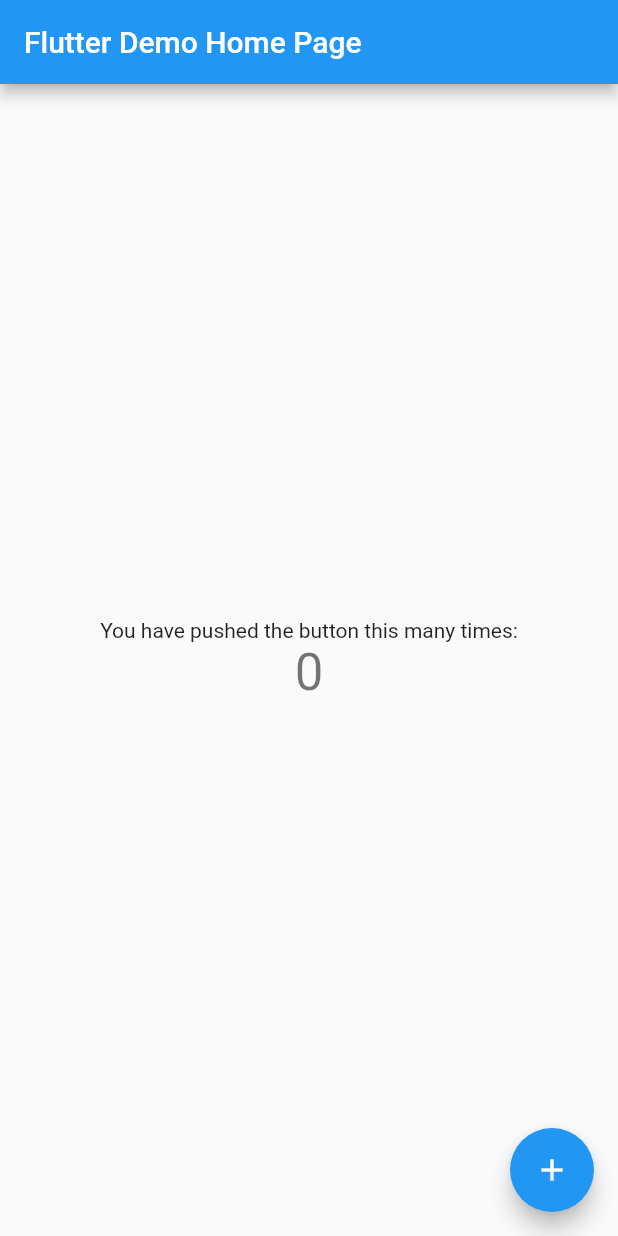
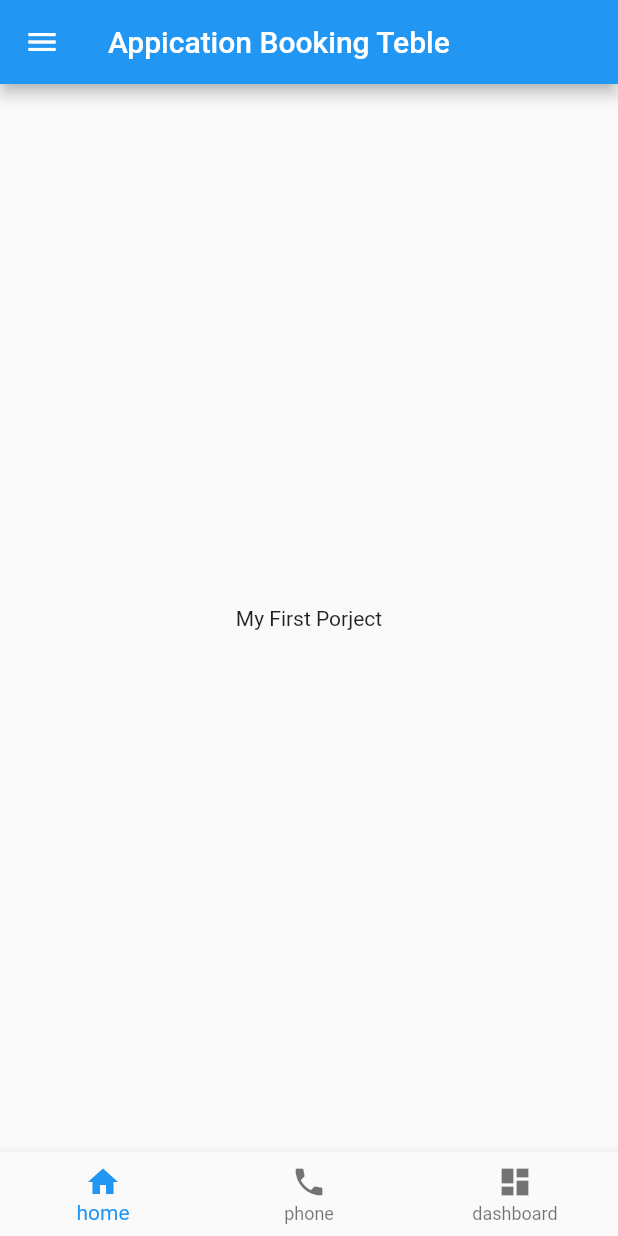
Before and after one commit to minandmin2333/ninny, a Flutter app: the screen it shows after launch, on a phone screen of 412 x 824 dp. Run offline on Flutter 3.47's test engine with Material 2 defaults, Android fonts, the phone set to English and light mode, and no system bars.

Commit message:
Home App

```diff
--- a/project1/flutter_application_1/lib/main.dart
+++ b/project1/flutter_application_1/lib/main.dart
@@ -1,113 +1,23 @@
 import 'package:flutter/material.dart';
 
 void main() {
-  runApp(MyApp());
-}
-
-class MyApp extends StatelessWidget {
-  // This widget is the root of your application.
-  @override
-  Widget build(BuildContext context) {
-    return MaterialApp(
-      title: 'Flutter Demo',
-      theme: ThemeData(
-        // This is the theme of your application.
-        //
-        // Try running your application with "flutter run". You'll see the
-        // application has a blue toolbar. Then, without quitting the app, try
-        // changing the primarySwatch below to Colors.green and then invoke
-        // "hot reload" (press "r" in the console where you ran "flutter run",
-        // or simply save your changes to "hot reload" in a Flutter IDE).
-        // Notice that the counter didn't reset back to zero; the application
-        // is not restarted.
-        primarySwatch: Colors.blue,
-      ),
-      home: MyHomePage(title: 'Flutter Demo Home Page'),
-    );
-  }
-}
-
-class MyHomePage extends StatefulWidget {
-  MyHomePage({Key key, this.title}) : super(key: key);
-
-  // This widget is the home page of your application. It is stateful, meaning
-  // that it has a State object (defined below) that contains fields that affect
-  // how it looks.
-
-  // This class is the configuration for the state. It holds the values (in this
-  // case the title) provided by the parent (in this case the App widget) and
-  // used by the build method of the State. Fields in a Widget subclass are
-  // always marked "final".
-
-  final String title;
-
-  @override
-  _MyHomePageState createState() => _MyHomePageState();
-}
-
-class _MyHomePageState extends State<MyHomePage> {
-  int _counter = 0;
-
-  void _incrementCounter() {
-    setState(() {
-      // This call to setState tells the Flutter framework that something has
-      // changed in this State, which causes it to rerun the build method below
-      // so that the display can reflect the updated values. If we changed
-      // _counter without calling setState(), then the build method would not be
-      // called again, and so nothing would appear to happen.
-      _counter++;
-    });
-  }
-
-  @override
-  Widget build(BuildContext context) {
-    // This method is rerun every time setState is called, for instance as done
-    // by the _incrementCounter method above.
-    //
-    // The Flutter framework has been optimized to make rerunning build methods
-    // fast, so that you can just rebuild anything that needs updating rather
-    // than having to individually change instances of widgets.
-    return Scaffold(
+  runApp(MaterialApp(
+    home: Scaffold(
+      drawer: Drawer(child: Text("Hello")),
       appBar: AppBar(
-        // Here we take the value from the MyHomePage object that was created by
-        // the App.build method, and use it to set our appbar title.
-        title: Text(widget.title),
+        title: Text("Appication Booking Teble"),
       ),
       body: Center(
-        // Center is a layout widget. It takes a single child and positions it
-        // in the middle of the parent.
-        child: Column(
-          // Column is also a layout widget. It takes a list of children and
-          // arranges them vertically. By default, it sizes itself to fit its
-          // children horizontally, and tries to be as tall as its parent.
-          //
-          // Invoke "debug painting" (press "p" in the console, choose the
-          // "Toggle Debug Paint" action from the Flutter Inspector in Android
-          // Studio, or the "Toggle Debug Paint" command in Visual Studio Code)
-          // to see the wireframe for each widget.
-          //
-          // Column has various properties to control how it sizes itself and
-          // how it positions its children. Here we use mainAxisAlignment to
-          // center the children vertically; the main axis here is the vertical
-          // axis because Columns are vertical (the cross axis would be
-          // horizontal).
-          mainAxisAlignment: MainAxisAlignment.center,
-          children: <Widget>[
-            Text(
-              'You have pushed the button this many times:',
-            ),
-            Text(
-              '$_counter',
-              style: Theme.of(context).textTheme.headline4,
-            ),
-          ],
-        ),
+        child: Text("My First Porject"),
       ),
-      floatingActionButton: FloatingActionButton(
-        onPressed: _incrementCounter,
-        tooltip: 'Increment',
-        child: Icon(Icons.add),
-      ), // This trailing comma makes auto-formatting nicer for build methods.
-    );
-  }
+      bottomNavigationBar: BottomNavigationBar(
+        items: [
+          BottomNavigationBarItem(icon: Icon(Icons.home), label: "home"),
+          BottomNavigationBarItem(icon: Icon(Icons.phone), label: "phone"),
+          BottomNavigationBarItem(
+              icon: Icon(Icons.dashboard), label: "dashboard")
+        ],
+      ),
+    ),
+  ));
 }
```
Also changed, not shown: 1 other file.
